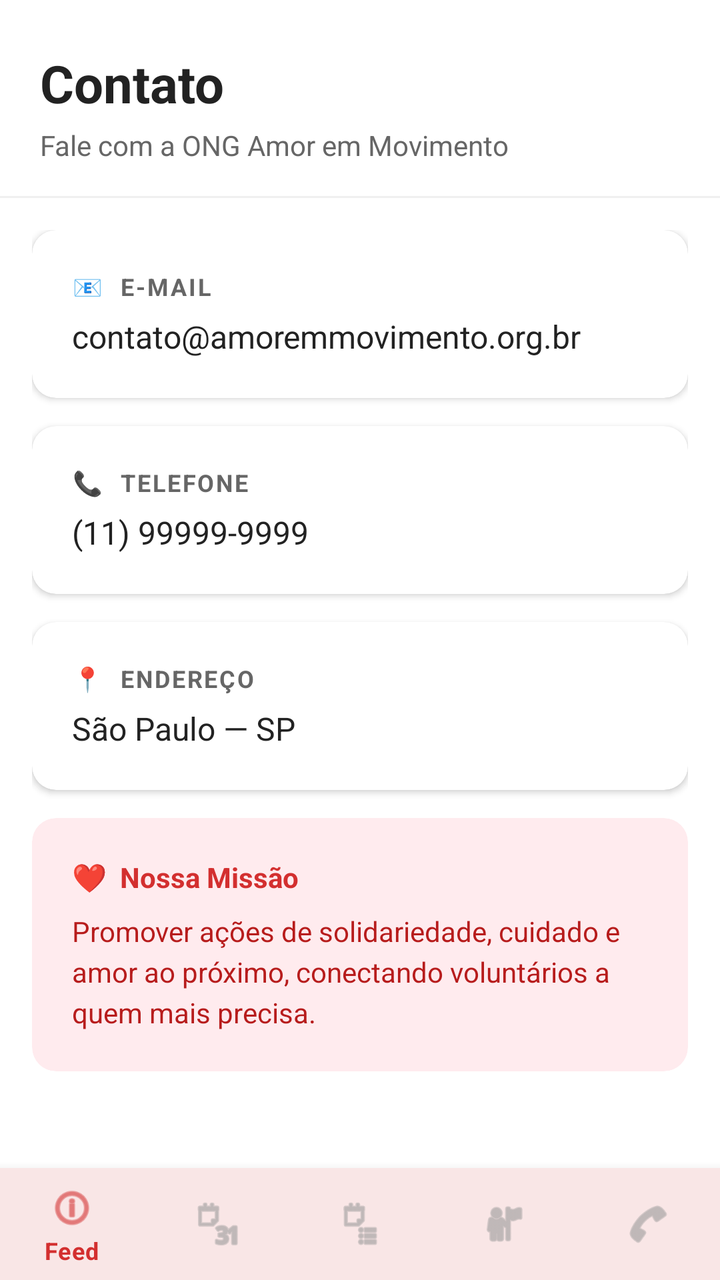
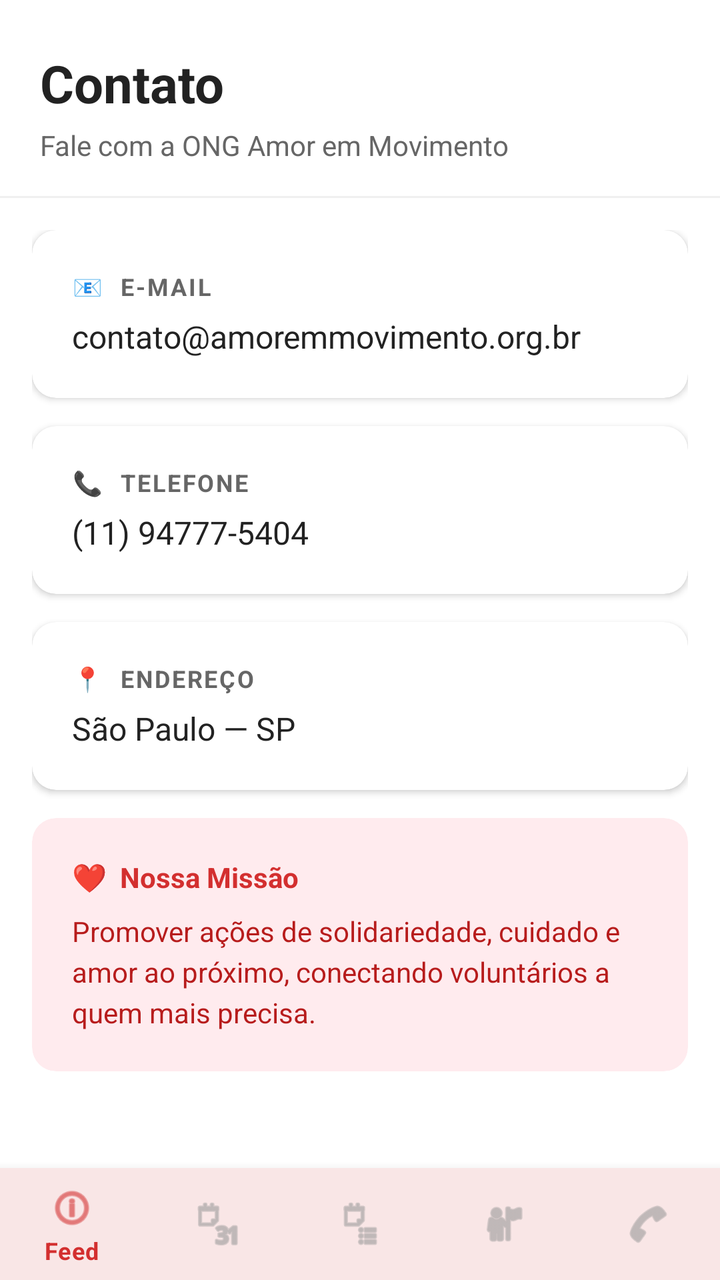

Compare the two renders of this Android layout. The source of the first and the diff that turns it into the second are given below.
<!-- AndroidManifest.xml: application theme Theme.Extensao -->
<!-- res/layout/activity_contato.xml -->
<?xml version="1.0" encoding="utf-8"?>
<LinearLayout xmlns:android="http://schemas.android.com/apk/res/android"
    xmlns:app="http://schemas.android.com/apk/res-auto"
    android:orientation="vertical"
    android:layout_width="match_parent"
    android:layout_height="match_parent"
    android:background="@color/white">

    <LinearLayout
        android:orientation="vertical"
        android:layout_width="match_parent"
        android:layout_height="0dp"
        android:layout_weight="1">

        
        <LinearLayout
            android:orientation="vertical"
            android:paddingStart="20dp"
            android:paddingEnd="20dp"
            android:paddingTop="24dp"
            android:paddingBottom="16dp"
            android:layout_width="match_parent"
            android:layout_height="wrap_content">

            <TextView
                android:layout_width="wrap_content"
                android:layout_height="wrap_content"
                android:text="Contato"
                android:textSize="26sp"
                android:textStyle="bold"
                android:textColor="@color/text_primary"
                android:layout_marginBottom="4dp" />

            <TextView
                android:layout_width="wrap_content"
                android:layout_height="wrap_content"
                android:text="Fale com a ONG Amor em Movimento"
                android:textSize="14sp"
                android:textColor="@color/text_secondary" />

        </LinearLayout>

        
        <View
            android:layout_width="match_parent"
            android:layout_height="1dp"
            android:background="@color/divider" />

        <ScrollView
            android:layout_width="match_parent"
            android:layout_height="match_parent"
            android:paddingStart="16dp"
            android:paddingEnd="16dp"
            android:paddingTop="16dp"
            android:paddingBottom="16dp"
            android:clipToPadding="false">

            <LinearLayout
                android:orientation="vertical"
                android:layout_width="match_parent"
                android:layout_height="wrap_content">

                
                <androidx.cardview.widget.CardView
                    android:layout_width="match_parent"
                    android:layout_height="wrap_content"
                    android:layout_marginBottom="14dp"
                    app:cardCornerRadius="12dp"
                    app:cardElevation="2dp"
                    app:cardBackgroundColor="@color/white">

                    <LinearLayout
                        android:orientation="vertical"
                        android:layout_width="match_parent"
                        android:layout_height="wrap_content"
                        android:padding="20dp">

                        <TextView
                            android:layout_width="wrap_content"
                            android:layout_height="wrap_content"
                            android:text="📧  E-MAIL"
                            android:textSize="12sp"
                            android:textStyle="bold"
                            android:textColor="@color/text_secondary"
                            android:letterSpacing="0.08"
                            android:layout_marginBottom="6dp" />

                        <TextView
                            android:layout_width="wrap_content"
                            android:layout_height="wrap_content"
                            android:text="contato@amoremmovimento.org.br"
                            android:textSize="16sp"
                            android:textColor="@color/text_primary" />

                    </LinearLayout>

                </androidx.cardview.widget.CardView>

                
                <androidx.cardview.widget.CardView
                    android:layout_width="match_parent"
                    android:layout_height="wrap_content"
                    android:layout_marginBottom="14dp"
                    app:cardCornerRadius="12dp"
                    app:cardElevation="2dp"
                    app:cardBackgroundColor="@color/white">

                    <LinearLayout
                        android:orientation="vertical"
                        android:layout_width="match_parent"
                        android:layout_height="wrap_content"
                        android:padding="20dp">

                        <TextView
                            android:layout_width="wrap_content"
                            android:layout_height="wrap_content"
                            android:text="📞  TELEFONE"
                            android:textSize="12sp"
                            android:textStyle="bold"
                            android:textColor="@color/text_secondary"
                            android:letterSpacing="0.08"
                            android:layout_marginBottom="6dp" />

                        <TextView
                            android:layout_width="wrap_content"
                            android:layout_height="wrap_content"
                            android:text="(11) 99999-9999"
                            android:textSize="16sp"
                            android:textColor="@color/text_primary" />

                    </LinearLayout>

                </androidx.cardview.widget.CardView>

                
                <androidx.cardview.widget.CardView
                    android:layout_width="match_parent"
                    android:layout_height="wrap_content"
                    android:layout_marginBottom="14dp"
                    app:cardCornerRadius="12dp"
                    app:cardElevation="2dp"
                    app:cardBackgroundColor="@color/white">

                    <LinearLayout
                        android:orientation="vertical"
                        android:layout_width="match_parent"
                        android:layout_height="wrap_content"
                        android:padding="20dp">

                        <TextView
                            android:layout_width="wrap_content"
                            android:layout_height="wrap_content"
                            android:text="📍  ENDEREÇO"
                            android:textSize="12sp"
                            android:textStyle="bold"
                            android:textColor="@color/text_secondary"
                            android:letterSpacing="0.08"
                            android:layout_marginBottom="6dp" />

                        <TextView
                            android:layout_width="wrap_content"
                            android:layout_height="wrap_content"
                            android:text="São Paulo — SP"
                            android:textSize="16sp"
                            android:textColor="@color/text_primary" />

                    </LinearLayout>

                </androidx.cardview.widget.CardView>

                
                <androidx.cardview.widget.CardView
                    android:layout_width="match_parent"
                    android:layout_height="wrap_content"
                    android:layout_marginBottom="14dp"
                    app:cardCornerRadius="12dp"
                    app:cardElevation="0dp"
                    app:cardBackgroundColor="@color/primary_red_light">

                    <LinearLayout
                        android:orientation="vertical"
                        android:layout_width="match_parent"
                        android:layout_height="wrap_content"
                        android:padding="20dp">

                        <TextView
                            android:layout_width="wrap_content"
                            android:layout_height="wrap_content"
                            android:text="❤  Nossa Missão"
                            android:textSize="14sp"
                            android:textStyle="bold"
                            android:textColor="@color/primary_red"
                            android:layout_marginBottom="8dp" />

                        <TextView
                            android:layout_width="match_parent"
                            android:layout_height="wrap_content"
                            android:text="Promover ações de solidariedade, cuidado e amor ao próximo, conectando voluntários a quem mais precisa."
                            android:textSize="14sp"
                            android:textColor="@color/primary_red_dark"
                            android:lineSpacingExtra="4dp" />

                    </LinearLayout>

                </androidx.cardview.widget.CardView>

            </LinearLayout>

        </ScrollView>

    </LinearLayout>

    <com.google.android.material.bottomnavigation.BottomNavigationView
        android:id="@+id/bottomNavigation"
        android:layout_width="match_parent"
        android:layout_height="wrap_content"
        android:background="@color/white"
        app:menu="@menu/bottom_menu" />

</LinearLayout>
<!-- resources referenced by this layout -->
<resources>
  <color name="divider">#F0F0F0</color>
  <color name="primary_red">#D32F2F</color>
  <color name="primary_red_dark">#B71C1C</color>
  <color name="primary_red_light">#FFEBEE</color>
  <color name="text_primary">#222222</color>
  <color name="text_secondary">#666666</color>
  <color name="white">#FFFFFFFF</color>
  <style name="Theme.Extensao" parent="Base.Theme.Extensao" />
  <style name="Base.Theme.Extensao" parent="Theme.Material3.Light.NoActionBar">
          <item name="colorPrimary">@color/primary_red</item>
          <item name="colorPrimaryVariant">@color/primary_red_dark</item>
          <item name="colorOnPrimary">@color/white</item>
          <item name="colorSecondary">@color/primary_red</item>
          <item name="colorOnSecondary">@color/white</item>
          <item name="android:windowBackground">@color/white</item>
          <item name="colorSurface">@color/white</item>
          <item name="colorOnSurface">@color/text_primary</item>
          
          <item name="bottomNavigationStyle">@style/BottomNavStyle</item>
      </style>
  <style name="BottomNavStyle" parent="Widget.MaterialComponents.BottomNavigationView">
          <item name="itemIconTint">@color/bottom_nav_color</item>
          <item name="itemTextColor">@color/bottom_nav_color</item>
      </style>
</resources>

<!-- the commit's change to res/layout/activity_contato.xml (unified diff, before → after) -->
@@ -124,7 +124,7 @@
                         <TextView
                             android:layout_width="wrap_content"
                             android:layout_height="wrap_content"
-                            android:text="(11) 99999-9999"
+                            android:text="(11) 94777-5404"
                             android:textSize="16sp"
                             android:textColor="@color/text_primary" />
 
